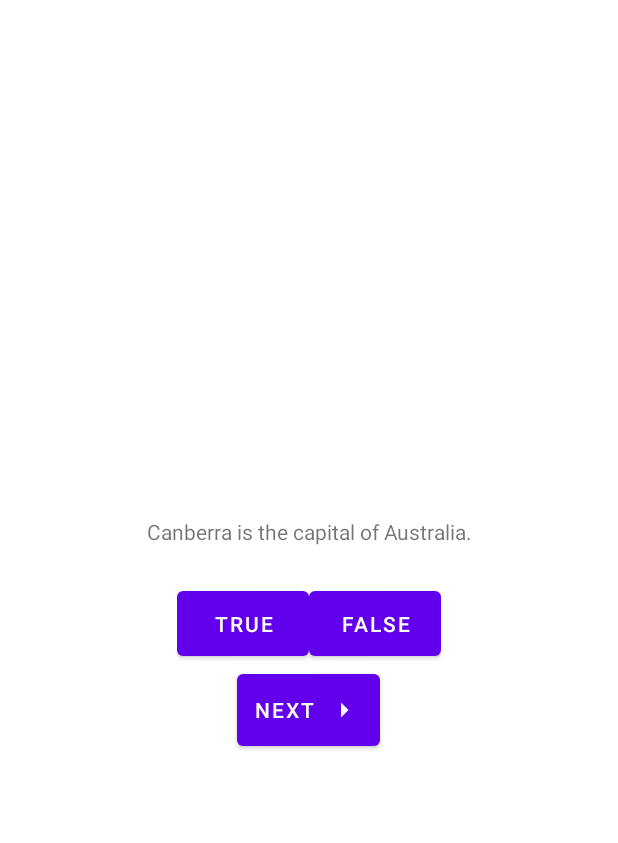
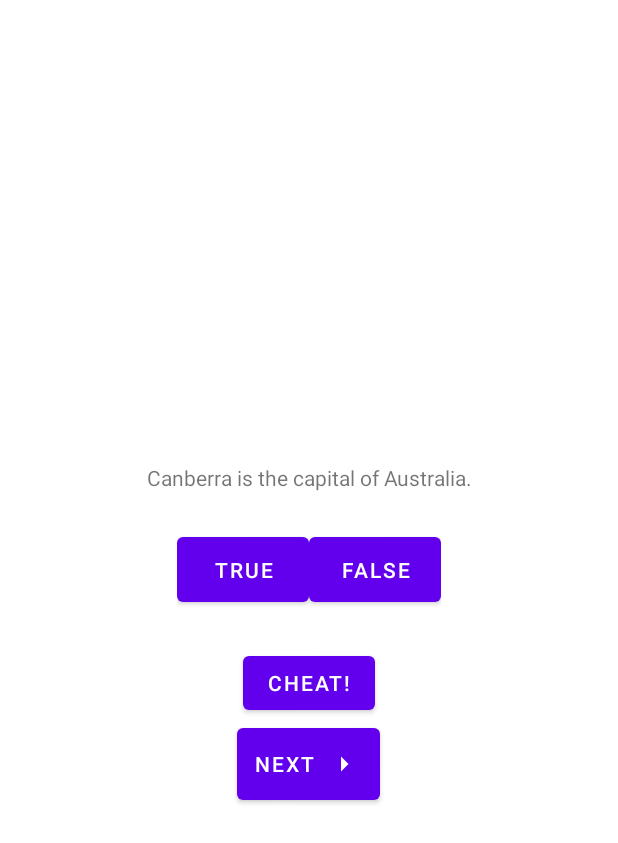
Before and after one commit to slato05/ITC362_HW5_EX1a, an Android app: the layout activity_main.xml on its own in the app's theme, with its tools: preview values and no code run, on a phone screen of 412 x 824 dp. Shown: the top 843 px of the screen. Run offline under Robolectric (Android 15) with nearby library versions, the phone set to English and light mode, and no system bars.

Commit message:
Second Activity Added

```diff
--- a/app/src/main/AndroidManifest.xml
+++ b/app/src/main/AndroidManifest.xml
@@ -13,6 +13,9 @@
         android:theme="@style/Theme.01_ITC362_HW5_EX1a"
         tools:targetApi="31">
         <activity
+            android:name=".CheatActivity"
+            android:exported="false" />
+        <activity
             android:name=".MainActivity"
             android:exported="true">
             <intent-filter>
--- a/app/src/main/res/layout/activity_main.xml
+++ b/app/src/main/res/layout/activity_main.xml
@@ -40,6 +40,13 @@
     </LinearLayout>
 
     <Button
+        android:id="@+id/cheat_button"
+        android:layout_width="wrap_content"
+        android:layout_height="wrap_content"
+        android:layout_marginTop="24dp"
+        android:text="@string/cheat_button" />
+
+    <Button
         android:id="@+id/next_button"
         android:layout_width="wrap_content"
         android:layout_height="wrap_content"
--- a/app/src/main/res/values/strings.xml
+++ b/app/src/main/res/values/strings.xml
@@ -11,4 +11,8 @@
     <string name="question_asia">Lake Baikal is the world\'s oldest and deepest freshwater lake.</string>
     <string name="correct_toast">Correct!</string>
     <string name="incorrect_toast">Incorrect!</string>
+    <string name="warning_text">Are you sure you want to do this?</string>
+    <string name="show_answer_button">Show Answer</string>
+    <string name="cheat_button">Cheat!</string>
+    <string name="judgment_toast">Cheating is wrong.</string>
 </resources>
```
Also changed, not shown: app/src/main/java/com/example/itc362_hw5_ex1/MainActivity.kt (+10 -0 lines), app/src/main/java/com/example/itc362_hw5_ex1a/CheatActivity.kt (added, +17 -0 lines), app/src/main/res/layout/activity_cheat.xml (added, +31 -0 lines).
